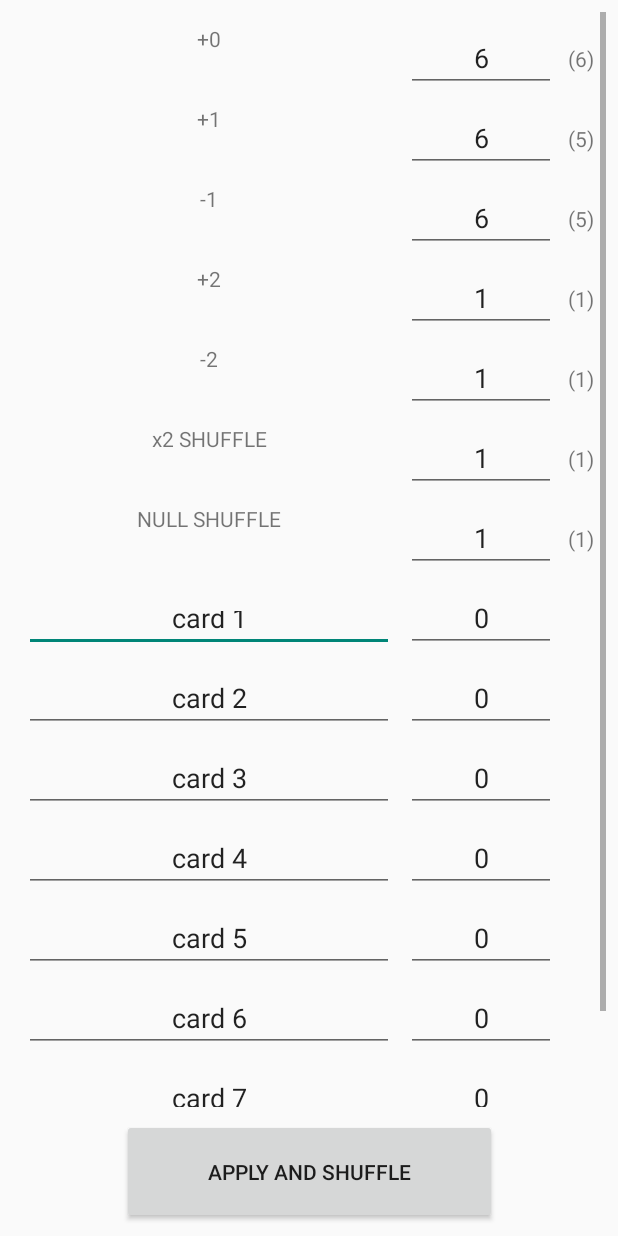
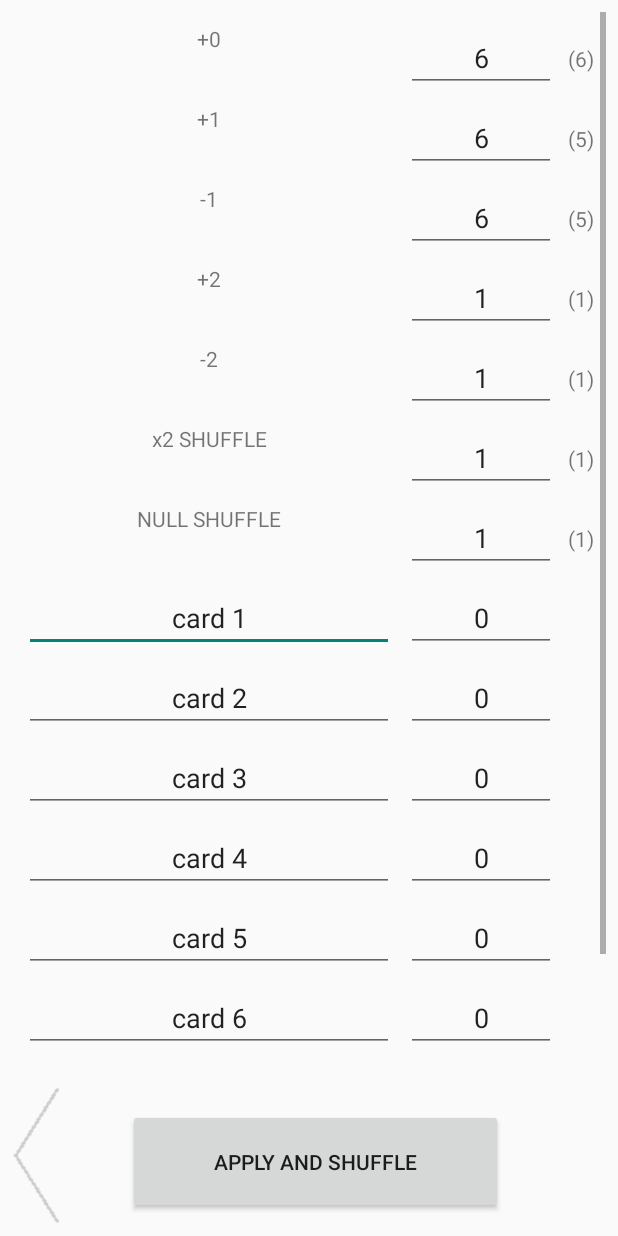
Before and after one commit to Flutflut/Gloomhaven_modifiers, an Android app: the layout fragment_modify.xml on its own in the app's theme, with its tools: preview values and no code run, on a phone screen of 412 x 824 dp. Run offline under Robolectric (Android 15) with nearby library versions, the phone set to English and light mode, and no system bars.

Commit message:
Reordered Windows

```diff
--- a/app/src/main/res/layout/fragment_modify.xml
+++ b/app/src/main/res/layout/fragment_modify.xml
@@ -15,7 +15,7 @@
         android:layout_marginTop="8dp"
         android:layout_marginEnd="8dp"
         android:layout_marginBottom="8dp"
-        app:layout_constraintBottom_toTopOf="@+id/buttonApply"
+        app:layout_constraintBottom_toTopOf="@+id/modifyl"
         app:layout_constraintEnd_toEndOf="parent"
         app:layout_constraintHorizontal_bias="1.0"
         app:layout_constraintStart_toStartOf="parent"
@@ -111,8 +111,8 @@
                 android:layout_marginTop="8dp"
                 android:layout_marginEnd="8dp"
                 android:ems="10"
+                android:imeOptions="actionDone"
                 android:inputType="number"
-                android:imeOptions="actionDone"
                 android:text="6"
                 android:textAlignment="center"
                 app:layout_constraintEnd_toStartOf="@+id/defaultc1"
@@ -125,8 +125,8 @@
                 android:layout_marginTop="8dp"
                 android:layout_marginEnd="8dp"
                 android:ems="10"
+                android:imeOptions="actionDone"
                 android:inputType="number"
-                android:imeOptions="actionDone"
                 android:text="6"
                 android:textAlignment="center"
                 app:layout_constraintEnd_toStartOf="@+id/defaultc2"
@@ -139,8 +139,8 @@
                 android:layout_marginTop="8dp"
                 android:layout_marginEnd="8dp"
                 android:ems="10"
+                android:imeOptions="actionDone"
                 android:inputType="number"
-                android:imeOptions="actionDone"
                 android:text="6"
                 android:textAlignment="center"
                 app:layout_constraintEnd_toStartOf="@+id/defaultc3"
@@ -153,8 +153,8 @@
                 android:layout_marginTop="8dp"
                 android:layout_marginEnd="8dp"
                 android:ems="10"
+                android:imeOptions="actionDone"
                 android:inputType="number"
-                android:imeOptions="actionDone"
                 android:text="1"
                 android:textAlignment="center"
                 app:layout_constraintEnd_toStartOf="@+id/defaultc4"
@@ -167,8 +167,8 @@
                 android:layout_marginTop="8dp"
                 android:layout_marginEnd="8dp"
                 android:ems="10"
+                android:imeOptions="actionDone"
                 android:inputType="number"
-                android:imeOptions="actionDone"
                 android:text="1"
                 android:textAlignment="center"
                 app:layout_constraintEnd_toStartOf="@+id/defaultc5"
@@ -181,8 +181,8 @@
                 android:layout_marginTop="8dp"
                 android:layout_marginEnd="8dp"
                 android:ems="10"
+                android:imeOptions="actionDone"
                 android:inputType="number"
-                android:imeOptions="actionDone"
                 android:text="1"
                 android:textAlignment="center"
                 app:layout_constraintEnd_toStartOf="@+id/defaultc6"
@@ -195,8 +195,8 @@
                 android:layout_marginTop="8dp"
                 android:layout_marginEnd="8dp"
                 android:ems="10"
+                android:imeOptions="actionDone"
                 android:inputType="number"
-                android:imeOptions="actionDone"
                 android:text="1"
                 android:textAlignment="center"
                 app:layout_constraintEnd_toStartOf="@+id/defaultc7"
@@ -208,11 +208,12 @@
                 android:layout_height="wrap_content"
                 android:layout_marginTop="8dp"
                 android:ems="10"
+                android:imeOptions="actionDone"
                 android:inputType="number"
-                android:imeOptions="actionDone"
                 android:text="0"
                 android:textAlignment="center"
                 app:layout_constraintEnd_toEndOf="@+id/countc7"
+                app:layout_constraintHorizontal_bias="1.0"
                 app:layout_constraintStart_toStartOf="@+id/countc7"
                 app:layout_constraintTop_toBottomOf="@+id/countc7" />
 
@@ -222,8 +223,8 @@
                 android:layout_height="wrap_content"
                 android:layout_marginTop="8dp"
                 android:ems="10"
+                android:imeOptions="actionDone"
                 android:inputType="number"
-                android:imeOptions="actionDone"
                 android:text="0"
                 android:textAlignment="center"
                 app:layout_constraintEnd_toEndOf="@+id/countc8"
@@ -236,8 +237,8 @@
                 android:layout_height="wrap_content"
                 android:layout_marginTop="8dp"
                 android:ems="10"
+                android:imeOptions="actionDone"
                 android:inputType="number"
-                android:imeOptions="actionDone"
                 android:text="0"
                 android:textAlignment="center"
                 app:layout_constraintEnd_toEndOf="@+id/countc9"
@@ -250,8 +251,8 @@
                 android:layout_height="wrap_content"
                 android:layout_marginTop="8dp"
                 android:ems="10"
+                android:imeOptions="actionDone"
                 android:inputType="number"
-                android:imeOptions="actionDone"
                 android:text="0"
                 android:textAlignment="center"
                 app:layout_constraintEnd_toEndOf="@+id/countc10"
@@ -264,8 +265,8 @@
                 android:layout_height="wrap_content"
                 android:layout_marginTop="8dp"
                 android:ems="10"
+                android:imeOptions="actionDone"
                 android:inputType="number"
-                android:imeOptions="actionDone"
                 android:text="0"
                 android:textAlignment="center"
                 app:layout_constraintEnd_toEndOf="@+id/countc11"
@@ -279,8 +280,8 @@
                 android:layout_height="wrap_content"
                 android:layout_marginTop="8dp"
                 android:ems="10"
+                android:imeOptions="actionDone"
                 android:inputType="number"
-                android:imeOptions="actionDone"
                 android:text="0"
                 android:textAlignment="center"
                 app:layout_constraintEnd_toEndOf="@+id/countc12"
@@ -294,8 +295,8 @@
                 android:layout_height="wrap_content"
                 android:layout_marginTop="8dp"
                 android:ems="10"
+                android:imeOptions="actionDone"
                 android:inputType="number"
-                android:imeOptions="actionDone"
                 android:text="0"
                 android:textAlignment="center"
                 app:layout_constraintEnd_toEndOf="@+id/countc13"
@@ -309,8 +310,8 @@
                 android:layout_height="wrap_content"
                 android:layout_marginTop="8dp"
                 android:ems="10"
+                android:imeOptions="actionDone"
                 android:inputType="number"
-                android:imeOptions="actionDone"
                 android:text="0"
                 android:textAlignment="center"
                 app:layout_constraintEnd_toEndOf="@+id/countc14"
@@ -414,11 +415,10 @@
                 android:layout_width="0dp"
                 android:layout_height="0dp"
                 android:layout_marginStart="8dp"
-                android:layout_marginTop="8dp"
                 android:layout_marginEnd="8dp"
                 android:ems="10"
+                android:imeOptions="actionDone"
                 android:inputType="text"
-                android:imeOptions="actionDone"
                 android:text="card 1"
                 android:textAlignment="center"
                 app:layout_constraintBottom_toBottomOf="@+id/countc8"
@@ -433,8 +433,8 @@
                 android:layout_marginStart="8dp"
                 android:layout_marginEnd="8dp"
                 android:ems="10"
+                android:imeOptions="actionDone"
                 android:inputType="text"
-                android:imeOptions="actionDone"
                 android:text="card 2"
                 android:textAlignment="center"
                 app:layout_constraintBottom_toBottomOf="@+id/countc9"
@@ -449,8 +449,8 @@
                 android:layout_marginStart="8dp"
                 android:layout_marginEnd="8dp"
                 android:ems="10"
+                android:imeOptions="actionDone"
                 android:inputType="text"
-                android:imeOptions="actionDone"
                 android:text="card 3"
                 android:textAlignment="center"
                 app:layout_constraintBottom_toBottomOf="@+id/countc10"
@@ -465,8 +465,8 @@
                 android:layout_marginStart="8dp"
                 android:layout_marginEnd="8dp"
                 android:ems="10"
+                android:imeOptions="actionDone"
                 android:inputType="text"
-                android:imeOptions="actionDone"
                 android:text="card 4"
                 android:textAlignment="center"
                 app:layout_constraintBottom_toBottomOf="@+id/countc11"
@@ -482,8 +482,8 @@
                 android:layout_marginStart="8dp"
                 android:layout_marginEnd="8dp"
                 android:ems="10"
+                android:imeOptions="actionDone"
                 android:inputType="text"
-                android:imeOptions="actionDone"
                 android:text="card 5"
                 android:textAlignment="center"
                 app:layout_constraintBottom_toBottomOf="@+id/countc12"
@@ -499,8 +499,8 @@
                 android:layout_marginStart="8dp"
                 android:layout_marginEnd="8dp"
                 android:ems="10"
+                android:imeOptions="actionDone"
                 android:inputType="text"
-                android:imeOptions="actionDone"
                 android:text="card 6"
                 android:textAlignment="center"
                 app:layout_constraintBottom_toBottomOf="@+id/countc13"
@@ -515,8 +515,8 @@
                 android:layout_marginStart="8dp"
                 android:layout_marginEnd="8dp"
                 android:ems="10"
+                android:imeOptions="actionDone"
                 android:inputType="text"
-                android:imeOptions="actionDone"
                 android:text="card 7"
                 android:textAlignment="center"
                 app:layout_constraintBottom_toBottomOf="@+id/countc14"
@@ -531,8 +531,8 @@
                 android:layout_marginStart="8dp"
                 android:layout_marginEnd="8dp"
                 android:ems="10"
+                android:imeOptions="actionDone"
                 android:inputType="text"
-                android:imeOptions="actionDone"
                 android:text="card 8"
                 android:textAlignment="center"
                 app:layout_constraintBottom_toBottomOf="@+id/countc15"
@@ -549,11 +549,23 @@
         android:layout_width="250dp"
         android:layout_height="70dp"
         android:layout_marginStart="8dp"
+        android:layout_marginTop="8dp"
         android:layout_marginEnd="8dp"
         android:layout_marginBottom="8dp"
         android:text="Apply and Shuffle"
         app:layout_constraintBottom_toBottomOf="parent"
         app:layout_constraintEnd_toEndOf="parent"
+        app:layout_constraintStart_toStartOf="@+id/modifyl"
+        app:layout_constraintTop_toTopOf="@+id/modifyl" />
+
+    <ImageView
+        android:id="@+id/modifyl"
+        android:layout_width="wrap_content"
+        android:layout_height="wrap_content"
+        android:layout_marginStart="8dp"
+        android:layout_marginBottom="8dp"
+        android:src="@drawable/arrowl"
+        app:layout_constraintBottom_toBottomOf="parent"
         app:layout_constraintStart_toStartOf="parent" />
 
 
```
Also changed, not shown: app/src/main/java/adam/drees/gloomhavenmodifiersdeck/HistoryFragment.java (+10 -2 lines), app/src/main/java/adam/drees/gloomhavenmodifiersdeck/MainFragment.java (+21 -0 lines), app/src/main/java/adam/drees/gloomhavenmodifiersdeck/ModifyFragment.java (+12 -0 lines), app/src/main/res/layout/fragment_main.xml (+23 -3 lines), app/src/main/res/layout/frament_history.xml (+12 -3 lines), app/src/main/res/drawable/arrowl.png (added), app/src/main/res/drawable/arrowr.png (added).
